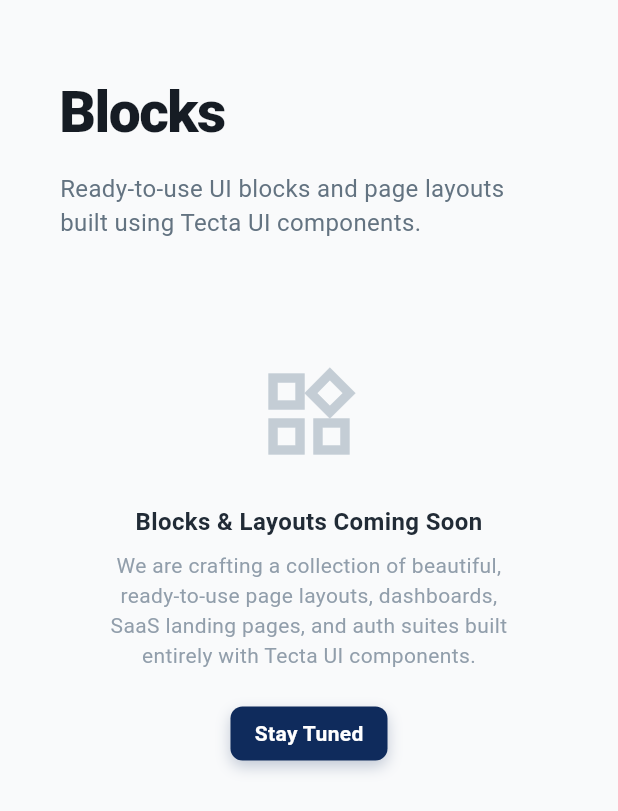
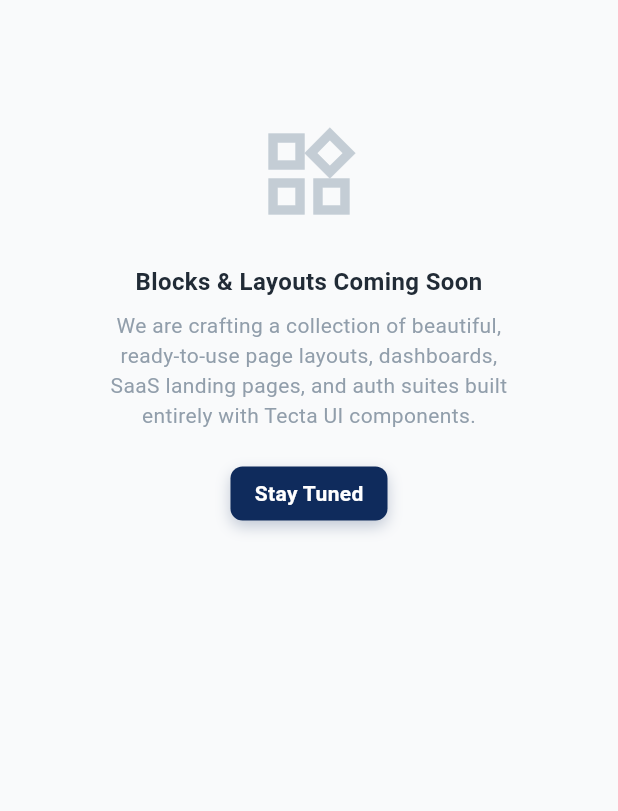
Before and after one commit to agisrh/tecta_ui, a Flutter app: the TemplatesTabScreen widget shown alone on an empty page, opened directly, on a phone screen of 412 x 824 dp. Shown: the top 811 px of the screen. Run offline on Flutter 3.47's test engine with Material 3 defaults, Android fonts, the phone set to English and light mode, and no system bars; missing offline and left inert: flutter_syntax_view; Roboto replaces fonts that are missing (packages/tecta_ui/Google Sans).

```diff
--- a/example/lib/screens/blocks_tab_screen.dart
+++ b/example/lib/screens/blocks_tab_screen.dart
@@ -6,38 +6,18 @@
 
   @override
   Widget build(BuildContext context) {
-    final theme = Theme.of(context);
-    final isDark = theme.brightness == Brightness.dark;
-
     return SingleChildScrollView(
       padding: const EdgeInsets.symmetric(horizontal: 40.0, vertical: 48.0),
       child: Column(
         crossAxisAlignment: CrossAxisAlignment.start,
         children: [
-          Text(
-            'Blocks',
-            style: TextStyle(
-              fontSize: 38,
-              fontWeight: FontWeight.w900,
-              color: isDark ? Colors.white : TectaColors.grey900,
-              letterSpacing: -1.0,
-            ),
-          ),
-          const SizedBox(height: 12),
-          Text(
-            'Ready-to-use UI blocks and page layouts built using Tecta UI components.',
-            style: TextStyle(
-              fontSize: 16,
-              color: isDark ? Colors.white70 : TectaColors.grey600,
-            ),
-          ),
-          const SizedBox(height: 48),
           Center(
             child: ConstrainedBox(
               constraints: const BoxConstraints(maxWidth: 500),
               child: TectaEmptyState(
                 title: 'Blocks & Layouts Coming Soon',
-                description: 'We are crafting a collection of beautiful, ready-to-use page layouts, dashboards, SaaS landing pages, and auth suites built entirely with Tecta UI components.',
+                description:
+                    'We are crafting a collection of beautiful, ready-to-use page layouts, dashboards, SaaS landing pages, and auth suites built entirely with Tecta UI components.',
                 iconData: Icons.widgets_outlined,
                 action: TectaButton(
                   label: 'Stay Tuned',
@@ -51,5 +31,4 @@
       ),
     );
   }
-
 }
```
